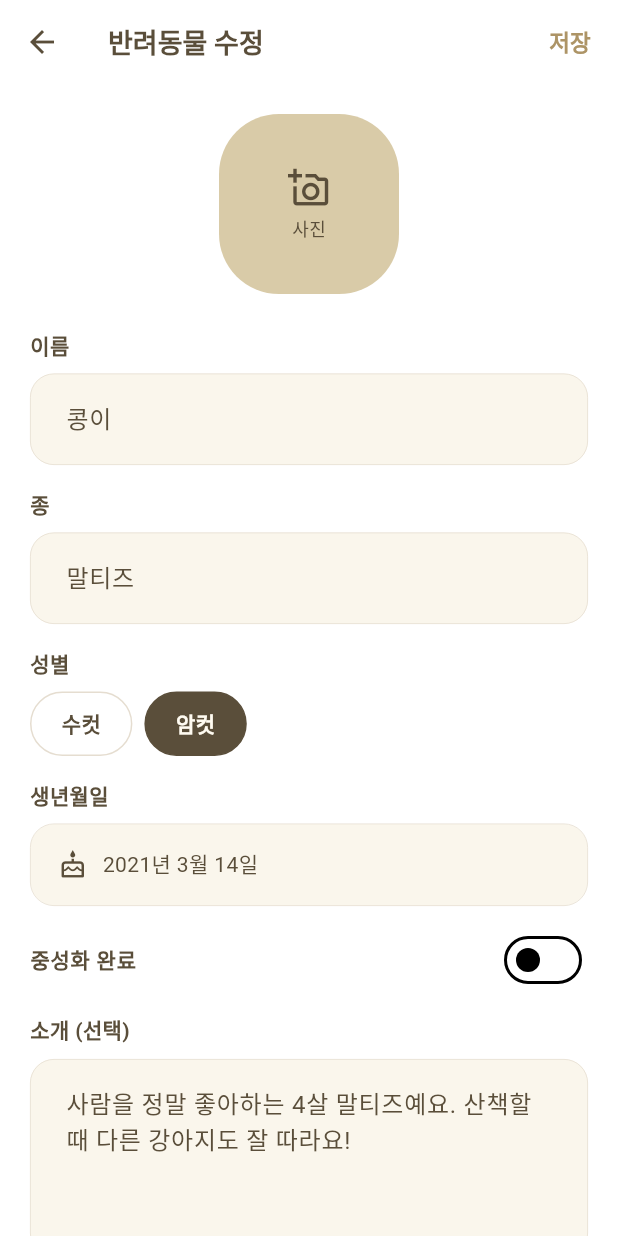
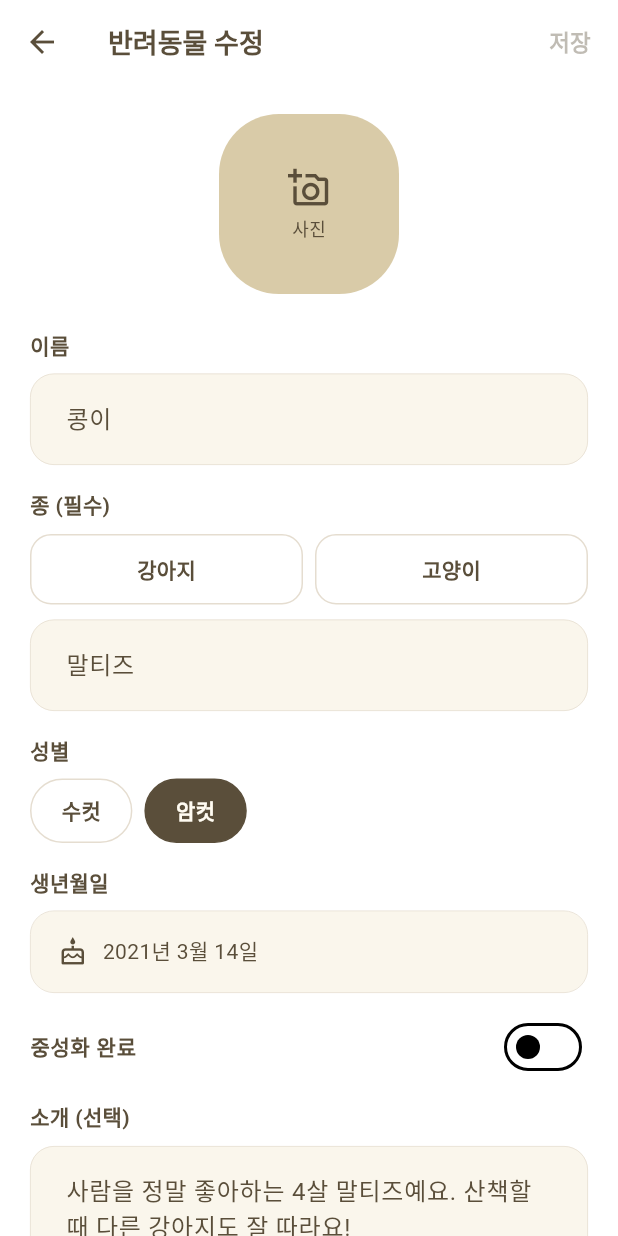
Before and after one commit to seizeh/pmdart, a Flutter app: the PetEditScreen screen opened directly with sample values from the repository, on a phone screen of 412 x 824 dp. Run offline on Flutter 3.47's test engine with Material 3 defaults, Android fonts, the phone set to English and light mode, and no system bars; our stand-ins replace geolocator, google_fonts, image_picker, shared_preferences, supabase_flutter; missing offline and left inert: flutter_naver_map; accounts and stored records are empty.

Commit message:
feat(pets): 종 입력을 강아지/고양이 + 품종 2칸으로 분리·필수화
- pet_edit: '종' 을 강아지/고양이 2지선다(필수) + 품종 자유입력 2칸으로 분리.
  둘 다 채워야 저장 가능(_canSave 에 speciesKind 필수 추가).
- pet_repository.createPet/updatePet: speciesKind → pets.species_kind 저장.
- fetchPet + MockPet 에 speciesKind 추가(수정 화면 프리필).

연계: pmdb pets.species_kind 컬럼

Co-Authored-By: Claude Opus 4.8 (1M context) <noreply@anthropic.com>

```diff
--- a/lib/data/mock_data.dart
+++ b/lib/data/mock_data.dart
@@ -24,6 +24,7 @@ class MockPet {
   final String id;
   final String name;
   final String species;
+  final String? speciesKind; // 'dog' | 'cat' (강아지/고양이)
   final String? gender; // male / female / null
   final DateTime? birthDate;
   final String? bio;
@@ -39,6 +40,7 @@ class MockPet {
     required this.id,
     required this.name,
     required this.species,
+    this.speciesKind,
     this.gender,
     this.birthDate,
     this.bio,
--- a/lib/screen/pet_edit_screen.dart
+++ b/lib/screen/pet_edit_screen.dart
@@ -16,8 +16,9 @@ class PetEditScreen extends StatefulWidget {
 
 class _PetEditScreenState extends State<PetEditScreen> {
   final _nameCtrl = TextEditingController();
-  final _speciesCtrl = TextEditingController();
+  final _speciesCtrl = TextEditingController(); // 품종(자유 입력)
   final _bioCtrl = TextEditingController();
+  String? _speciesKind; // 'dog' | 'cat' (강아지/고양이) — 필수
   String? _gender;
   DateTime? _birthDate;
   bool _neutered = false;
@@ -37,6 +38,7 @@ class _PetEditScreenState extends State<PetEditScreen> {
     if (p != null) {
       _nameCtrl.text = p.name;
       _speciesCtrl.text = p.species;
+      _speciesKind = p.speciesKind;
       _bioCtrl.text = p.bio ?? '';
       _gender = p.gender;
       _birthDate = p.birthDate;
@@ -75,6 +77,7 @@ class _PetEditScreenState extends State<PetEditScreen> {
       !_saving &&
       !_uploading &&
       _nameCtrl.text.trim().isNotEmpty &&
+      _speciesKind != null &&
       _speciesCtrl.text.trim().isNotEmpty;
 
   Future<void> _pickImage() async {
@@ -104,6 +107,7 @@ class _PetEditScreenState extends State<PetEditScreen> {
           widget.pet!.id,
           name: _nameCtrl.text.trim(),
           species: _speciesCtrl.text.trim(),
+          speciesKind: _speciesKind,
           gender: _gender,
           birthDate: _birthDate,
           bio: _bioCtrl.text.trim(),
@@ -114,6 +118,7 @@ class _PetEditScreenState extends State<PetEditScreen> {
         await repo.createPet(
           name: _nameCtrl.text.trim(),
           species: _speciesCtrl.text.trim(),
+          speciesKind: _speciesKind,
           gender: _gender,
           birthDate: _birthDate,
           bio: _bioCtrl.text.trim(),
@@ -173,10 +178,19 @@ class _PetEditScreenState extends State<PetEditScreen> {
                 onChanged: (_) => setState(() {}),
               ),
               const SizedBox(height: 16),
-              const _Label('종'),
+              const _Label('종 (필수)'),
+              Row(
+                children: [
+                  _kindChip('dog', '강아지'),
+                  const SizedBox(width: 8),
+                  _kindChip('cat', '고양이'),
+                ],
+              ),
+              const SizedBox(height: 10),
               TextField(
                 controller: _speciesCtrl,
-                decoration: const InputDecoration(hintText: '예) 말티즈'),
+                decoration:
+                    const InputDecoration(hintText: '품종 입력 (예: 말티즈, 코리안숏헤어)'),
                 onChanged: (_) => setState(() {}),
               ),
               const SizedBox(height: 16),
@@ -323,6 +337,34 @@ class _PetEditScreenState extends State<PetEditScreen> {
     );
   }
 
+  /// 강아지/고양이 2지선다(필수) — 한 번 고르면 비우지 않고 서로 전환만.
+  Widget _kindChip(String value, String label) {
+    final selected = _speciesKind == value;
+    return Expanded(
+      child: GestureDetector(
+        onTap: () => setState(() => _speciesKind = value),
+        child: Container(
+          padding: const EdgeInsets.symmetric(vertical: 12),
+          alignment: Alignment.center,
+          decoration: BoxDecoration(
+            color: selected ? AppColors.primaryDark : AppColors.surface,
+            borderRadius: BorderRadius.circular(14),
+            border: Border.all(
+                color: selected ? AppColors.primaryDark : AppColors.border),
+          ),
+          child: Text(
+            label,
+            style: TextStyle(
+              fontSize: 14,
+              fontWeight: FontWeight.w700,
+              color: selected ? AppColors.textOnPrimary : AppColors.textPrimary,
+            ),
+          ),
+        ),
+      ),
+    );
+  }
+
   Widget _genderChip(String value, String label) {
     final selected = _gender == value;
     return GestureDetector(
--- a/lib/services/pet_repository.dart
+++ b/lib/services/pet_repository.dart
@@ -56,6 +56,7 @@ class PetRepository {
   Future<String> createPet({
     required String name,
     required String species,
+    String? speciesKind, // 'dog' | 'cat'
     String? gender,
     DateTime? birthDate,
     String? bio,
@@ -68,6 +69,7 @@ class PetRepository {
       'species': species,
       'is_neutered': isNeutered,
     };
+    if (speciesKind != null) data['species_kind'] = speciesKind;
     if (gender != null) data['gender'] = gender;
     if (birthDate != null) {
       data['birth_date'] =
@@ -86,6 +88,7 @@ class PetRepository {
     String petId, {
     required String name,
     required String species,
+    String? speciesKind, // 'dog' | 'cat'
     String? gender,
     DateTime? birthDate,
     String? bio,
@@ -100,6 +103,7 @@ class PetRepository {
       'birth_date': birthDate?.toIso8601String().split('T').first,
       'bio': (bio == null || bio.isEmpty) ? null : bio,
     };
+    if (speciesKind != null) data['species_kind'] = speciesKind;
     if (imageUrl != null) data['image_url'] = imageUrl;
     await _c.from('pets').update(data).eq('id', petId);
     AppEvents.instance.notifyProfile();
@@ -117,7 +121,7 @@ class PetRepository {
     final p = await _c
         .from('pets')
         .select(
-            'id, name, species, gender, birth_date, bio, is_neutered, image_url, pet_status, primary_guardian_id, ai_ref_image_url, pet_match_count')
+            'id, name, species, species_kind, gender, birth_date, bio, is_neutered, image_url, pet_status, primary_guardian_id, ai_ref_image_url, pet_match_count')
         .eq('id', petId)
         .maybeSingle();
     if (p == null || p['pet_status'] == 'deleted') return null;
@@ -144,6 +148,7 @@ class PetRepository {
       id: p['id'] as String,
       name: (p['name'] ?? '') as String,
       species: (p['species'] ?? '') as String,
+      speciesKind: p['species_kind'] as String?,
       gender: p['gender'] as String?,
       birthDate: p['birth_date'] == null
           ? null
```
